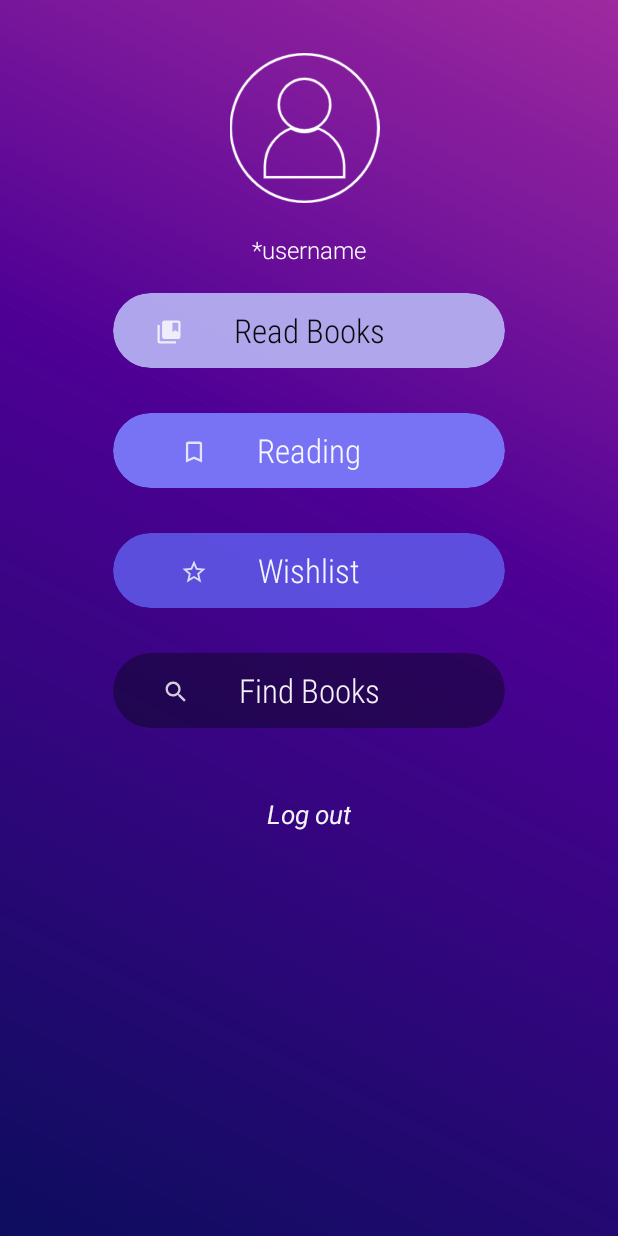
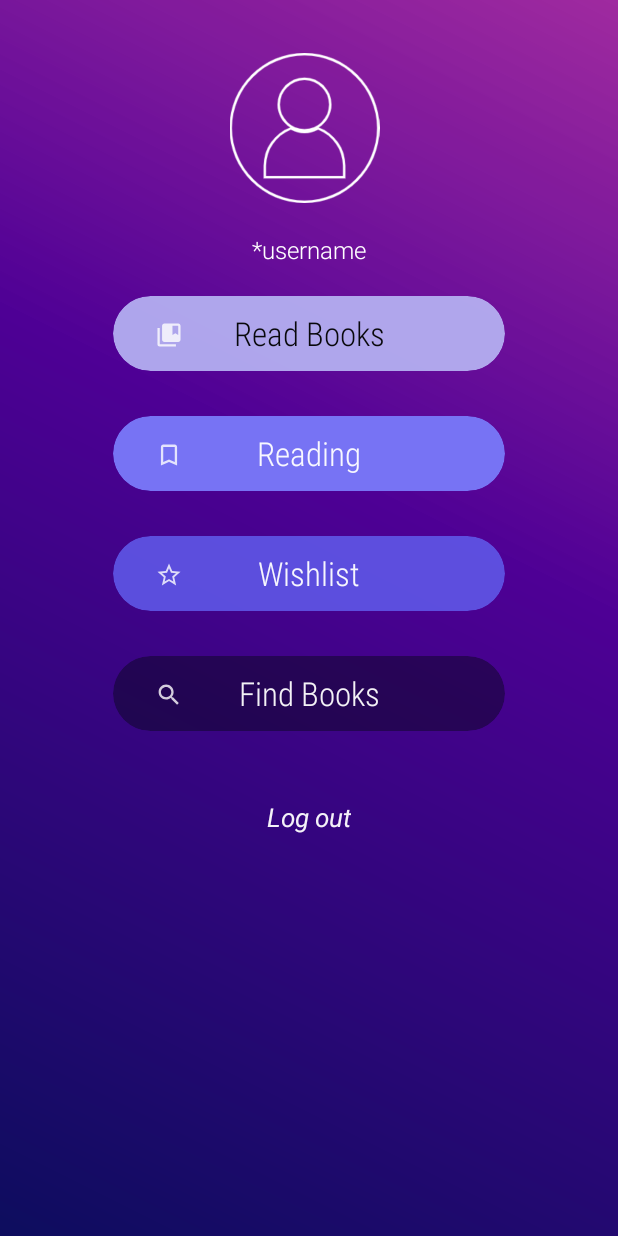
Before and after one commit to Alexandru2909/TILN, an Android app: the DashboardActivity screen opened through its navigation route, on a phone screen of 412 x 824 dp. Run offline under Robolectric (Android 15) with nearby library versions, the phone set to English and light mode, and no system bars.

Commit message:
[ui-books] add 2 pages

```diff
--- a/bookinside/app/src/main/java/com/example/bookinside/DashboardActivity.java
+++ b/bookinside/app/src/main/java/com/example/bookinside/DashboardActivity.java
@@ -1,6 +1,7 @@
 package com.example.bookinside;
 
 import android.annotation.SuppressLint;
+import android.content.Intent;
 import android.os.AsyncTask;
 import android.os.Bundle;
 import android.text.Editable;
@@ -31,7 +32,8 @@ import okhttp3.Response;
 
 
 public class DashboardActivity extends Fragment {
-    TextView btnLogOut;
+
+    TextView btnLogOut,btnReadBooks,btnReadingBooks,btnWishlist,btnFindBooks,displayUsername;
 
     @Override
     public View onCreateView(
@@ -39,13 +41,25 @@ public class DashboardActivity extends Fragment {
             Bundle savedInstanceState
     ) {
         // Inflate the layout for this fragment
+//        Bundle bundle = getArguments();
+//
+//        assert bundle != null;
+//        String username = bundle.getString("username");
+//        displayUsername = (TextView) Objects.requireNonNull(getView()).findViewById(R.id.tv_display_username);
+//        displayUsername.setText(username);
+
         return inflater.inflate(R.layout.dashboard_layout, container, false);
+
     }
 
     public void onViewCreated(@NonNull View view, Bundle savedInstanceState) {
         super.onViewCreated(view, savedInstanceState);
 
         btnLogOut = (TextView) Objects.requireNonNull(getView()).findViewById(R.id.tv_log_out_button);
+        btnReadBooks = (TextView) Objects.requireNonNull(getView()).findViewById(R.id.tv_read_books_button);
+        btnReadingBooks = (TextView) Objects.requireNonNull(getView()).findViewById(R.id.tv_reading_books_button);
+        btnWishlist = (TextView) Objects.requireNonNull(getView()).findViewById(R.id.tv_wishlist_button);
+        btnFindBooks = (TextView) Objects.requireNonNull(getView()).findViewById(R.id.tv_find_books_button);
 
         btnLogOut.setOnClickListener(new View.OnClickListener() {
             @Override
@@ -55,6 +69,38 @@ public class DashboardActivity extends Fragment {
             }
         });
 
+        btnReadBooks.setOnClickListener(new View.OnClickListener() {
+            @Override
+            public void onClick(View view) {
+                NavHostFragment.findNavController(DashboardActivity.this)
+                        .navigate(R.id.action_Dashboard_to_ViewBooks);
+            }
+        });
+
+        btnReadingBooks.setOnClickListener(new View.OnClickListener() {
+            @Override
+            public void onClick(View view) {
+                NavHostFragment.findNavController(DashboardActivity.this)
+                        .navigate(R.id.action_Dashboard_to_ViewBooks);
+            }
+        });
+
+        btnWishlist.setOnClickListener(new View.OnClickListener() {
+            @Override
+            public void onClick(View view) {
+                NavHostFragment.findNavController(DashboardActivity.this)
+                        .navigate(R.id.action_Dashboard_to_ViewBooks);
+            }
+        });
+
+        btnFindBooks.setOnClickListener(new View.OnClickListener() {
+            @Override
+            public void onClick(View view) {
+                NavHostFragment.findNavController(DashboardActivity.this)
+                        .navigate(R.id.action_Dashboard_to_FindBooks);
+            }
+        });
+
     }
 
 
--- a/bookinside/app/src/main/res/layout/activity_main.xml
+++ b/bookinside/app/src/main/res/layout/activity_main.xml
@@ -5,6 +5,11 @@
     android:layout_width="match_parent"
     android:layout_height="match_parent"
     tools:context=".MainActivity">
+
+    <FrameLayout
+        android:layout_width="match_parent"
+        android:layout_height="match_parent"
+        android:id="@+id/frame_container" />
 
     <com.google.android.material.appbar.AppBarLayout
         android:layout_width="match_parent"
--- a/bookinside/app/src/main/res/layout/dashboard_layout.xml
+++ b/bookinside/app/src/main/res/layout/dashboard_layout.xml
@@ -23,9 +23,8 @@
         android:contentDescription="@string/logo_app"
         android:src="@drawable/logoprofile" />
 
-
     <TextView
-        android:id="@+id/tv_subheader_forget_pass"
+        android:id="@+id/tv_display_username"
         android:layout_width="wrap_content"
         android:layout_height="wrap_content"
         android:layout_below="@+id/iv_logo_profile"
@@ -44,11 +43,11 @@
         android:id="@+id/card_read_books"
         android:layout_width="300dp"
         android:layout_height="50dp"
-        android:layout_below="@+id/iv_logo_profile"
+        android:layout_below="@+id/tv_display_username"
         android:layout_alignParentStart="true"
         android:layout_alignParentEnd="true"
         android:layout_marginStart="75dp"
-        android:layout_marginTop="60dp"
+        android:layout_marginTop="20dp"
         android:layout_marginEnd="75dp"
 
         app:cardBackgroundColor="#E9B7B5F4"
@@ -117,7 +116,7 @@
                 android:id="@+id/tv_icon_reading_books_button"
                 android:layout_width="wrap_content"
                 android:layout_height="wrap_content"
-                android:layout_marginStart="42dp"
+                android:layout_marginStart="25dp"
                 android:layout_marginTop="14dp"
                 android:layout_marginEnd="75dp"
                 android:drawableStart="@drawable/ic_action_reading_books" />
@@ -160,7 +159,7 @@
                 android:id="@+id/tv_icon_wishlist_button"
                 android:layout_width="wrap_content"
                 android:layout_height="wrap_content"
-                android:layout_marginStart="42dp"
+                android:layout_marginStart="25dp"
                 android:layout_marginTop="14dp"
                 android:layout_marginEnd="75dp"
                 android:drawableStart="@drawable/ic_action_wishlist" />
@@ -202,7 +201,7 @@
                 android:id="@+id/tv_icon_find_books_button"
                 android:layout_width="wrap_content"
                 android:layout_height="wrap_content"
-                android:layout_marginStart="30dp"
+                android:layout_marginStart="25dp"
                 android:layout_marginTop="14dp"
                 android:layout_marginEnd="75dp"
                 android:drawableStart="@drawable/ic_action_find_books" />
--- a/bookinside/app/src/main/res/navigation/nav_graph.xml
+++ b/bookinside/app/src/main/res/navigation/nav_graph.xml
@@ -51,5 +51,29 @@
         <action
             android:id="@+id/action_Dashboard_to_Login"
             app:destination="@id/LoginActivity" />
+        <action
+            android:id="@+id/action_Dashboard_to_ViewBooks"
+            app:destination="@id/viewBooks" />
+        <action
+            android:id="@+id/action_Dashboard_to_FindBooks"
+            app:destination="@id/findBooks" />
+    </fragment>
+    <fragment
+        android:id="@+id/viewBooks"
+        android:name="com.example.bookinside.ViewBooksActivity"
+        android:label="view_books_layout"
+        tools:layout="@layout/view_books_layout" >
+        <action
+            android:id="@+id/action_ViewBooks_to_Dashboard"
+            app:destination="@id/dashboardActivity" />
+    </fragment>
+    <fragment
+        android:id="@+id/findBooks"
+        android:name="com.example.bookinside.FindBooksActivity"
+        android:label="find_books_layout"
+        tools:layout="@layout/find_books_layout" >
+        <action
+            android:id="@+id/action_FindBooks_to_Dashboard"
+            app:destination="@id/dashboardActivity" />
     </fragment>
 </navigation>
--- a/bookinside/app/src/main/res/values/strings.xml
+++ b/bookinside/app/src/main/res/values/strings.xml
@@ -40,5 +40,8 @@
     <string name="wishlist">Wishlist</string>
     <string name="find_books">Find Books</string>
     <string name="username">*username</string>
+    <string name="back_arrow">back_arrow</string>
+    <string name="back_from_view_books">back_from_view_books</string>
+    <string name="back_from_find_books">back_from_find_books</string>
 
 </resources>
```
Also changed, not shown: bookinside/app/src/main/java/com/example/bookinside/FindBooksActivity.java (added, +46 -0 lines), bookinside/app/src/main/java/com/example/bookinside/ForgetPasswordActivity.java (+11 -0 lines), bookinside/app/src/main/java/com/example/bookinside/LoginActivity.java (+14 -0 lines), bookinside/app/src/main/java/com/example/bookinside/MainActivity.java (+8 -11 lines), bookinside/app/src/main/java/com/example/bookinside/ViewBooksActivity.java (added, +47 -0 lines), bookinside/app/src/main/res/layout/find_books_layout.xml (added, +27 -0 lines), bookinside/app/src/main/res/layout/forget_password_layout.xml (+13 -0 lines), bookinside/app/src/main/res/layout/view_books_layout.xml (added, +29 -0 lines), bookinside/app/src/main/res/drawable/arrow.png (added).
